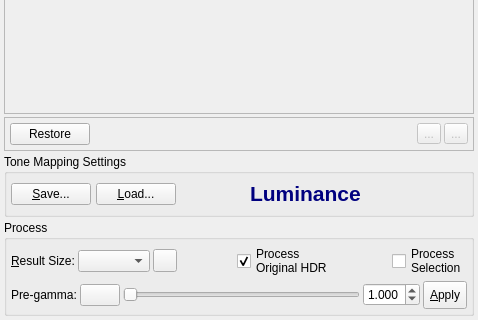
Qt form forms/TonemappingPanel.ui (LuminanceHDR/LuminanceHDR) before a commit; both pictures show x 0 to 478 and y 424 to 744 of the 478 by 744 pixel window.
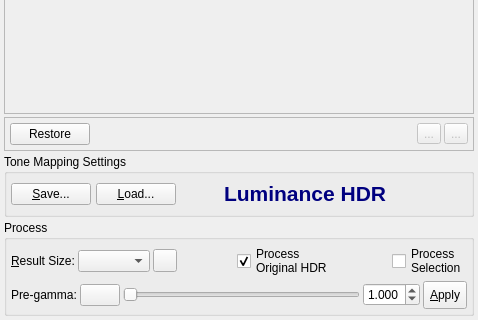
The same form after that commit. Icons and pictures are not drawn.

Commit message: Changed logo to Luminance HDR

```diff
--- a/forms/TonemappingPanel.ui
+++ b/forms/TonemappingPanel.ui
@@ -2199,8 +2199,8 @@
              <string>&lt;!DOCTYPE HTML PUBLIC &quot;-//W3C//DTD HTML 4.0//EN&quot; &quot;http://www.w3.org/TR/REC-html40/strict.dtd&quot;&gt;
 &lt;html&gt;&lt;head&gt;&lt;meta name=&quot;qrichtext&quot; content=&quot;1&quot; /&gt;&lt;style type=&quot;text/css&quot;&gt;
 p, li { white-space: pre-wrap; }
-&lt;/style&gt;&lt;/head&gt;&lt;body style=&quot; font-family:'MS Shell Dlg 2'; font-size:8.25pt; font-weight:400; font-style:normal;&quot;&gt;
-&lt;p style=&quot; margin-top:0px; margin-bottom:0px; margin-left:0px; margin-right:0px; -qt-block-indent:0; text-indent:0px; font-family:'Sans Serif'; font-size:10pt;&quot;&gt;&lt;span style=&quot; font-size:16pt; font-weight:600; color:#00007f;&quot;&gt;Luminance&lt;/span&gt;&lt;/p&gt;&lt;/body&gt;&lt;/html&gt;</string>
+&lt;/style&gt;&lt;/head&gt;&lt;body style=&quot; font-family:'Sans Serif'; font-size:10pt; font-weight:400; font-style:normal;&quot;&gt;
+&lt;p style=&quot; margin-top:0px; margin-bottom:0px; margin-left:0px; margin-right:0px; -qt-block-indent:0; text-indent:0px;&quot;&gt;&lt;span style=&quot; font-size:16pt; font-weight:600; color:#00007f;&quot;&gt;Luminance HDR&lt;/span&gt;&lt;/p&gt;&lt;/body&gt;&lt;/html&gt;</string>
             </property>
            </widget>
           </item>
```
